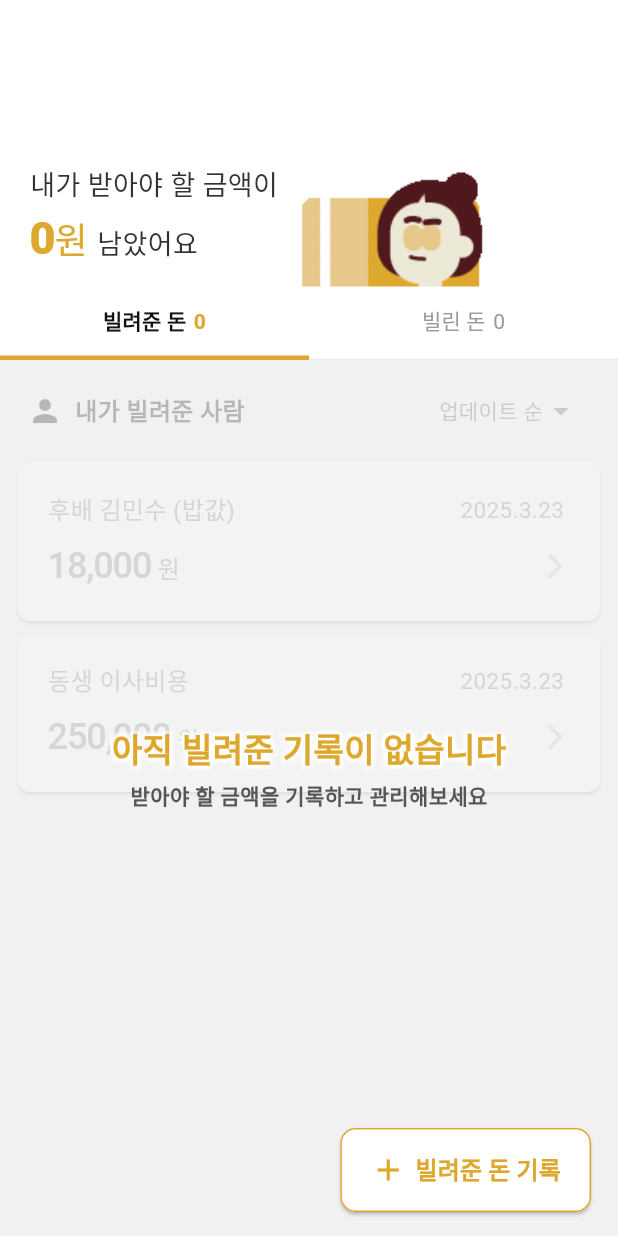
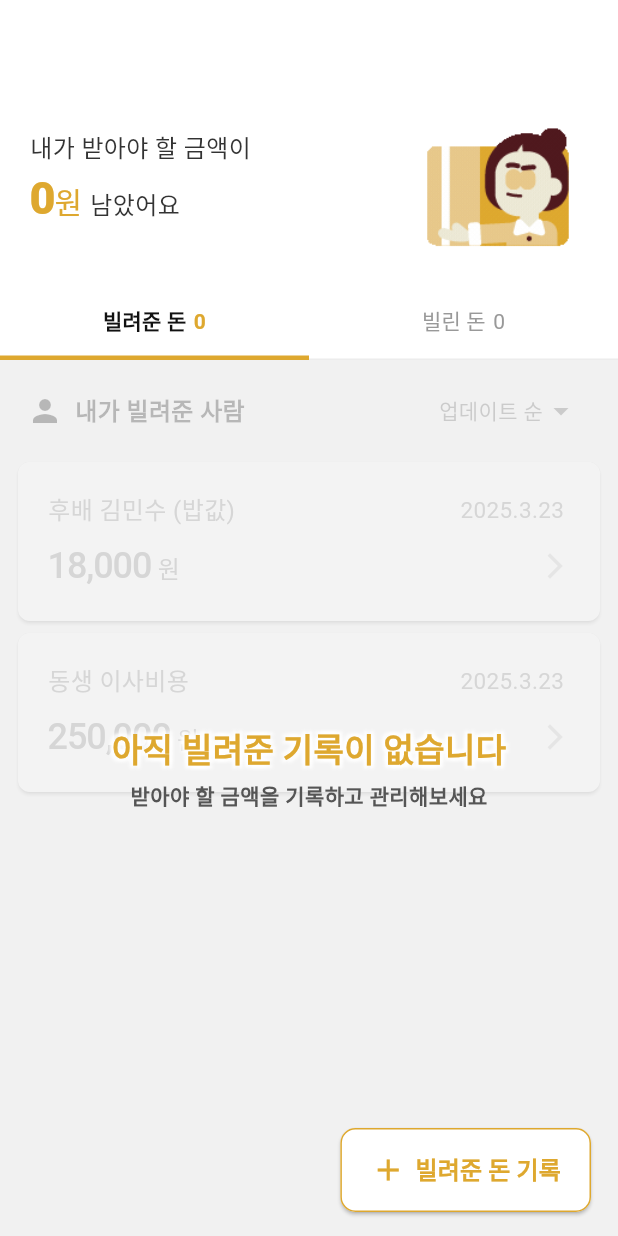
Before and after one commit to AtmosCat/dont_worry, a Flutter app: the screen it shows after launch, on a phone screen of 412 x 824 dp. Run offline on Flutter 3.47's test engine with Material 3 defaults, Android fonts, the phone set to English and light mode, and no system bars; our stand-ins replace flutter_riverpod, fluttertoast, lottie, shared_preferences, sqflite; accounts and stored records are empty.

Commit message:
imp (U-1LL-002) header 사이즈 및 정렬 조절

```diff
--- a/lib/ui/pages/home/widgets/home_flexible_header.dart
+++ b/lib/ui/pages/home/widgets/home_flexible_header.dart
@@ -20,22 +20,26 @@ class HomeFlexibleHeader extends StatelessWidget {
               final double value = _tabController.animation!.value;
               final int currentIndex = (value + 0.5).floor();
               return Container(
-                padding: EdgeInsets.only(top: 50, left: 20, right: 20),
+                padding: EdgeInsets.only(top: 0, left: 20, right: 20),
                 child: Row(
                   children: [
                     Flexible(
+                      child: Align(
+                        alignment: Alignment.centerLeft,
                         child: Column(
                           mainAxisAlignment: MainAxisAlignment.center,
                           crossAxisAlignment: CrossAxisAlignment.start,
                           children: [
                             Text(
                                 currentIndex == 0 ? "내가 받아야 할 금액이" : "내가 갚아야 할 금액이",
-                              style: TextStyle(fontSize: 18)),
+                                style: TextStyle(fontSize: 16)),
                             buildRemainingAmountText(currentIndex)
                           ],
                         ),
                       ),
-                    Image.asset(currentIndex == 0 ? 'lib/assets/lottie/lend.gif' : 'lib/assets/lottie/borrow.gif')
+                    ),
+                    Center(child: Align( alignment: Alignment(0, -0.2),
+                      child: Image.asset(currentIndex == 0 ? 'lib/assets/lottie/lend.gif' : 'lib/assets/lottie/borrow.gif', width:120)))
                     // Lottie.asset('lib/assets/lottie/lend.json', width: 160, height: 160)
                   ],
                 ),
@@ -65,7 +69,7 @@ class HomeFlexibleHeader extends StatelessWidget {
             TextSpan(
               text: '원 ',
               style: TextStyle(
-                  fontSize: 24,
+                  fontSize: 20,
                   color: currentIndex == 0
                       ? AppColor.primaryYellow.of(context)
                       : AppColor.primaryGreen.of(context)),
@@ -73,7 +77,7 @@ class HomeFlexibleHeader extends StatelessWidget {
             TextSpan(
                 text: '남았어요',
                 style: TextStyle(
-                    fontSize: 18, color: AppColor.defaultBlack.of(context)))
+                    fontSize: 16, color: AppColor.defaultBlack.of(context)))
           ]));
     });
   }
```
Lines whose indentation alone changed are shown as unchanged.
